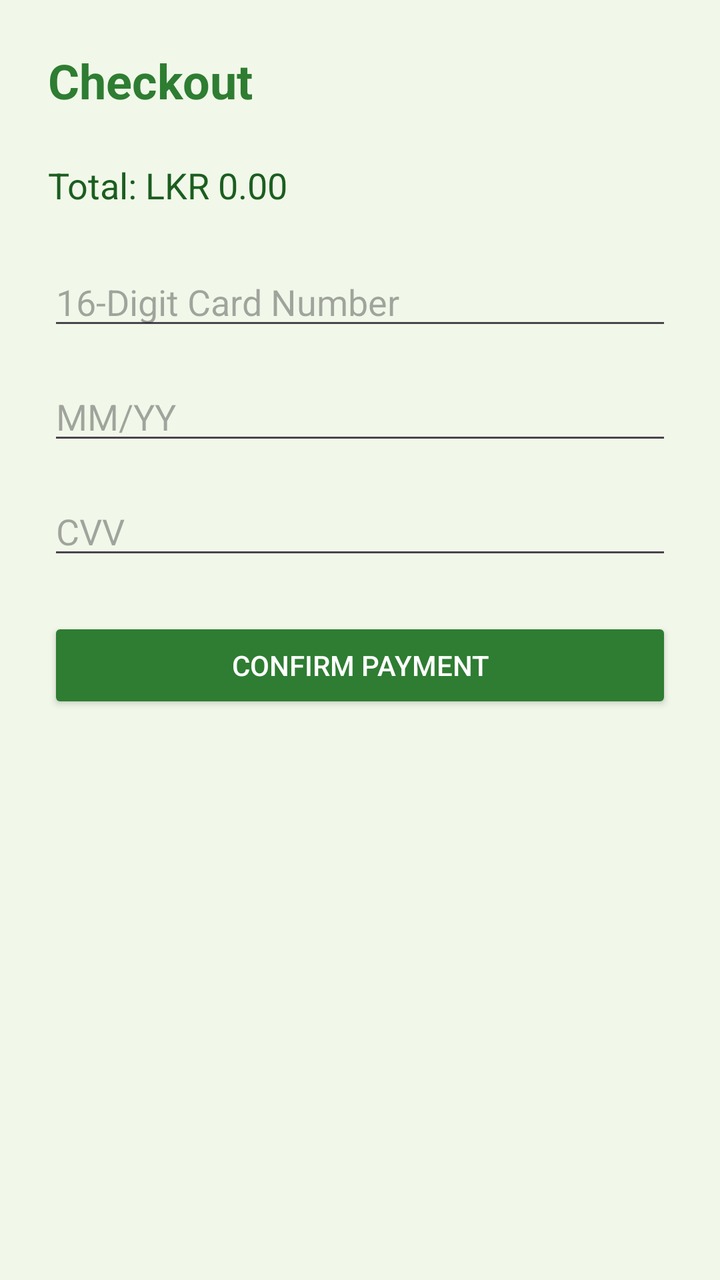
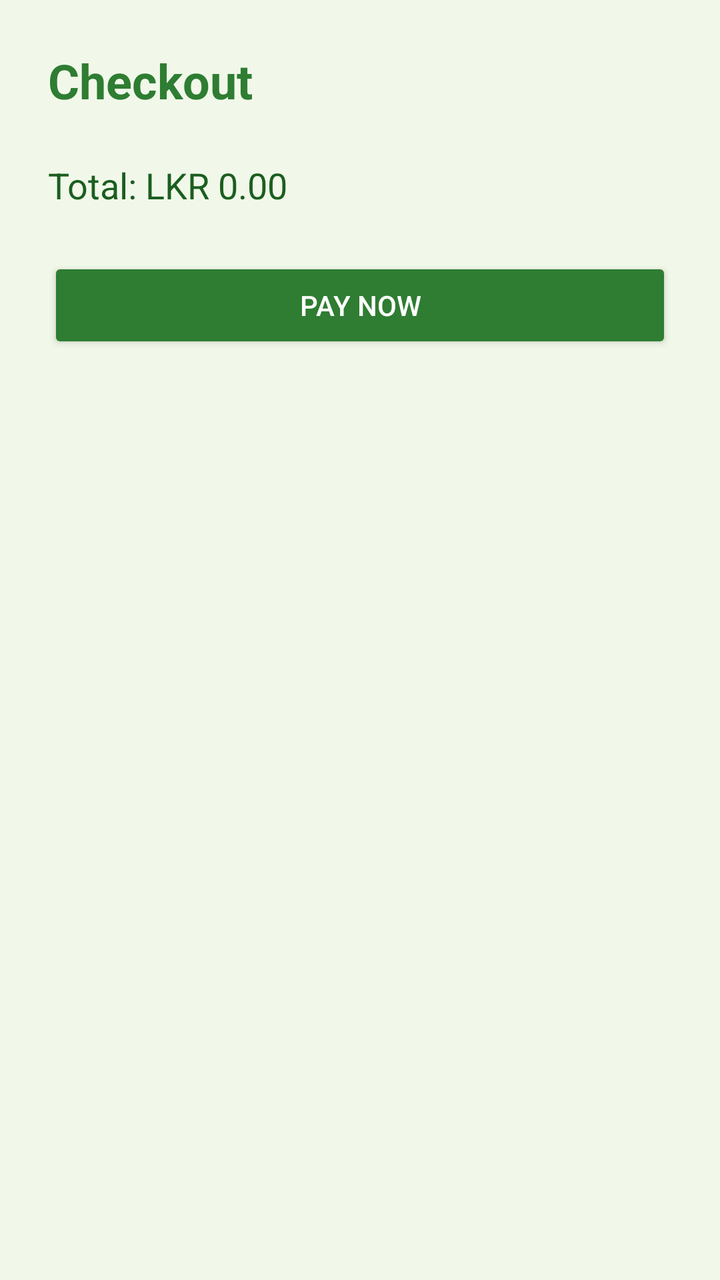

An Android layout rendered at two revisions. The XML below is the earlier revision; the diff shows what the commit changed to produce the second picture.
<!-- AndroidManifest.xml: application theme Theme.TripBadu -->
<!-- res/layout/activity_checkout.xml -->
<?xml version="1.0" encoding="utf-8"?>
<ScrollView xmlns:android="http://schemas.android.com/apk/res/android"
    android:layout_width="match_parent"
    android:layout_height="match_parent"
    android:background="@color/background">

    <LinearLayout
        android:layout_width="match_parent"
        android:layout_height="wrap_content"
        android:orientation="vertical"
        android:padding="24dp">

        <TextView
            android:layout_width="wrap_content"
            android:layout_height="wrap_content"
            android:text="Checkout"
            android:textSize="24sp"
            android:textStyle="bold"
            android:textColor="@color/primary"
            android:layout_marginBottom="24dp"/>

        <TextView
            android:id="@+id/tvOrderTotal"
            android:layout_width="match_parent"
            android:layout_height="wrap_content"
            android:text="Total: LKR 0.00"
            android:textSize="18sp"
            android:layout_marginBottom="24dp"
            android:textColor="@color/on_background"/>

        <EditText
            android:id="@+id/etCardNumber"
            android:layout_width="match_parent"
            android:layout_height="wrap_content"
            android:hint="16-Digit Card Number"
            android:inputType="number"
            android:maxLength="16"
            android:layout_marginBottom="16dp"/>

        <EditText
            android:id="@+id/etExpiry"
            android:layout_width="match_parent"
            android:layout_height="wrap_content"
            android:hint="MM/YY"
            android:inputType="date"
            android:layout_marginBottom="16dp"/>

        <EditText
            android:id="@+id/etCVV"
            android:layout_width="match_parent"
            android:layout_height="wrap_content"
            android:hint="CVV"
            android:inputType="numberPassword"
            android:maxLength="3"
            android:layout_marginBottom="24dp"/>

        <Button
            android:id="@+id/btnPay"
            android:layout_width="match_parent"
            android:layout_height="wrap_content"
            android:text="Confirm Payment"
            android:backgroundTint="@color/primary"
            android:textColor="@color/on_primary"/>

    </LinearLayout>
</ScrollView>
<!-- resources referenced by this layout -->
<resources>
  <color name="background">#F1F8E9</color>
  <color name="on_background">#1B5E20</color>
  <color name="on_primary">#FFFFFF</color>
  <color name="primary">#2E7D32</color>
  <style name="Theme.TripBadu" parent="Base.Theme.TripBadu" />
  <style name="Base.Theme.TripBadu" parent="Theme.Material3.DayNight.NoActionBar">
          
          <item name="colorPrimary">@color/primary</item>
          <item name="colorPrimaryVariant">@color/primary_variant</item>
          <item name="colorOnPrimary">@color/on_primary</item>
          <item name="colorSecondary">@color/secondary</item>
          <item name="colorSecondaryVariant">@color/secondary_variant</item>
          <item name="colorOnSecondary">@color/on_secondary</item>
          <item name="android:windowBackground">@color/background</item>
          <item name="colorSurface">@color/surface</item>
          <item name="colorOnSurface">@color/on_surface</item>
      </style>
  <color name="primary_variant">#1B5E20</color>
  <color name="secondary">#81C784</color>
  <color name="secondary_variant">#4CAF50</color>
  <color name="on_secondary">#000000</color>
  <color name="surface">#FFFFFF</color>
  <color name="on_surface">#1B5E20</color>
</resources>

<!-- the commit's change to res/layout/activity_checkout.xml (unified diff, before → after) -->
@@ -1,66 +1,71 @@
 <?xml version="1.0" encoding="utf-8"?>
-<ScrollView xmlns:android="http://schemas.android.com/apk/res/android"
+<FrameLayout xmlns:android="http://schemas.android.com/apk/res/android"
     android:layout_width="match_parent"
     android:layout_height="match_parent"
     android:background="@color/background">
 
-    <LinearLayout
+    <ScrollView
         android:layout_width="match_parent"
-        android:layout_height="wrap_content"
-        android:orientation="vertical"
-        android:padding="24dp">
+        android:layout_height="match_parent">
 
-        <TextView
-            android:layout_width="wrap_content"
-            android:layout_height="wrap_content"
-            android:text="Checkout"
-            android:textSize="24sp"
-            android:textStyle="bold"
-            android:textColor="@color/primary"
-            android:layout_marginBottom="24dp"/>
-
-        <TextView
-            android:id="@+id/tvOrderTotal"
+        <LinearLayout
             android:layout_width="match_parent"
             android:layout_height="wrap_content"
-            android:text="Total: LKR 0.00"
-            android:textSize="18sp"
-            android:layout_marginBottom="24dp"
-            android:textColor="@color/on_background"/>
+            android:orientation="vertical"
+            android:padding="24dp">
 
-        <EditText
-            android:id="@+id/etCardNumber"
-            android:layout_width="match_parent"
-            android:layout_height="wrap_content"
-            android:hint="16-Digit Card Number"
-            android:inputType="number"
-            android:maxLength="16"
-            android:layout_marginBottom="16dp"/>
+            <TextView
+                android:layout_width="wrap_content"
+                android:layout_height="wrap_content"
+                android:text="Checkout"
+                android:textSize="24sp"
+                android:textStyle="bold"
+                android:textColor="@color/primary"
+                android:layout_marginBottom="24dp"/>
 
-        <EditText
-            android:id="@+id/etExpiry"
-            android:layout_width="match_parent"
-            android:layout_height="wrap_content"
-            android:hint="MM/YY"
-            android:inputType="date"
-            android:layout_marginBottom="16dp"/>
+            <TextView
+                android:id="@+id/tvOrderTotal"
+                android:layout_width="match_parent"
+                android:layout_height="wrap_content"
+                android:text="Total: LKR 0.00"
+                android:textSize="18sp"
+                android:layout_marginBottom="24dp"
+                android:textColor="@color/on_background"/>
 
-        <EditText
-            android:id="@+id/etCVV"
-            android:layout_width="match_parent"
-            android:layout_height="wrap_content"
-            android:hint="CVV"
-            android:inputType="numberPassword"
-            android:maxLength="3"
-            android:layout_marginBottom="24dp"/>
+            
+            <RelativeLayout
+                android:id="@+id/googlePayButton"
+                android:layout_width="match_parent"
+                android:layout_height="48dp"
+                android:background="@drawable/gpay_button_background"
+                android:clickable="true"
+                android:focusable="true"
+                android:visibility="gone">
 
-        <Button
-            android:id="@+id/btnPay"
-            android:layout_width="match_parent"
-            android:layout_height="wrap_content"
-            android:text="Confirm Payment"
-            android:backgroundTint="@color/primary"
-            android:textColor="@color/on_primary"/>
+                <ImageView
+                    android:layout_width="wrap_content"
+                    android:layout_height="wrap_content"
+                    android:layout_centerInParent="true"
+                    android:src="@drawable/buy_with_googlepay_button_content" />
+            </RelativeLayout>
 
-    </LinearLayout>
-</ScrollView>
+            <Button
+                android:id="@+id/btnPay"
+                android:layout_width="match_parent"
+                android:layout_height="wrap_content"
+                android:text="Pay Now"
+                android:backgroundTint="@color/primary"
+                android:textColor="@color/on_primary"
+                android:visibility="visible"/>
+
+        </LinearLayout>
+    </ScrollView>
+
+    <ProgressBar
+        android:id="@+id/progressBar"
+        android:layout_width="wrap_content"
+        android:layout_height="wrap_content"
+        android:layout_gravity="center"
+        android:visibility="gone" />
+
+</FrameLayout>
<!-- resource entries referenced after the edit -->
@@ -4,6 +4,34 @@
   <color name="on_background">#1B5E20</color>
   <color name="on_primary">#FFFFFF</color>
   <color name="primary">#2E7D32</color>
+  <!-- drawable buy_with_googlepay_button_content (drawable) -->
+  <?xml version="1.0" encoding="utf-8"?>
+  <vector xmlns:android="http://schemas.android.com/apk/res/android"
+      android:width="153dp"
+      android:height="24dp"
+      android:viewportWidth="153"
+      android:viewportHeight="24">
+      <path
+          android:fillColor="#FFFFFF"
+          android:pathData="M18.15,12.3c0,-0.47 -0.04,-0.92 -0.11,-1.37H9.25v2.59h5.01c-0.22,1.16 -0.87,2.15 -1.85,2.81v2.33h3.01C17.2,16.92 18.15,14.83 18.15,12.3z" />
+      <path
+          android:fillColor="#FFFFFF"
+          android:pathData="M9.25,21.37c2.46,0 4.52,-0.81 6.02,-2.21l-3.01,-2.33c-0.84,0.56 -1.91,0.89 -3.01,0.89 -2.32,0 -4.28,-1.57 -4.98,-3.67H1.14v2.39C2.65,19.43 5.72,21.37 9.25,21.37z" />
+      <path
+          android:fillColor="#FFFFFF"
+          android:pathData="M4.27,14.05c-0.18,-0.53 -0.28,-1.1 -0.28,-1.7c0,-0.6 0.1,-1.17 0.28,-1.7V8.26H1.14C0.53,9.48 0.18,10.87 0.18,12.35c0,1.48 0.35,2.87 0.96,4.09l3.13,-2.39z" />
+      <path
+          android:fillColor="#FFFFFF"
+          android:pathData="M9.25,5.92c1.34,0 2.54,0.46 3.48,1.36l2.61,-2.61C13.77,3.31 11.71,2.5 9.25,2.5c-3.53,0 -6.6,1.94 -8.11,4.81l3.13,2.39c0.7,-2.1 2.66,-3.67 4.98,-3.67z" />
+      
+  </vector>
+  <!-- drawable gpay_button_background (drawable) -->
+  <?xml version="1.0" encoding="utf-8"?>
+  <shape xmlns:android="http://schemas.android.com/apk/res/android"
+      android:shape="rectangle">
+      <solid android:color="#000000" />
+      <corners android:radius="4dp" />
+  </shape>
   <style name="Theme.TripBadu" parent="Base.Theme.TripBadu" />
   <style name="Base.Theme.TripBadu" parent="Theme.Material3.DayNight.NoActionBar">
           
@@ -14,14 +42,26 @@
           <item name="colorSecondaryVariant">@color/secondary_variant</item>
           <item name="colorOnSecondary">@color/on_secondary</item>
           <item name="android:windowBackground">@color/background</item>
+  
+          
           <item name="colorSurface">@color/surface</item>
-          <item name="colorOnSurface">@color/on_surface</item>
+          <item name="colorOnSurface">@color/text_primary</item>
+          <item name="colorOnSurfaceVariant">@color/text_secondary</item>
+          <item name="colorOutline">@color/text_secondary</item>
+  
+          
+          <item name="android:textColorPrimary">@color/text_primary</item>
+          <item name="android:textColorSecondary">@color/text_secondary</item>
+          <item name="android:textColor">@color/text_primary</item>
+          <item name="android:editTextColor">@color/text_primary</item>
+          <item name="android:textColorHint">@color/text_secondary</item>
       </style>
   <color name="primary_variant">#1B5E20</color>
   <color name="secondary">#81C784</color>
   <color name="secondary_variant">#4CAF50</color>
   <color name="on_secondary">#000000</color>
   <color name="surface">#FFFFFF</color>
-  <color name="on_surface">#1B5E20</color>
+  <color name="text_primary">#212121</color>
+  <color name="text_secondary">#757575</color>
 </resources>
 
